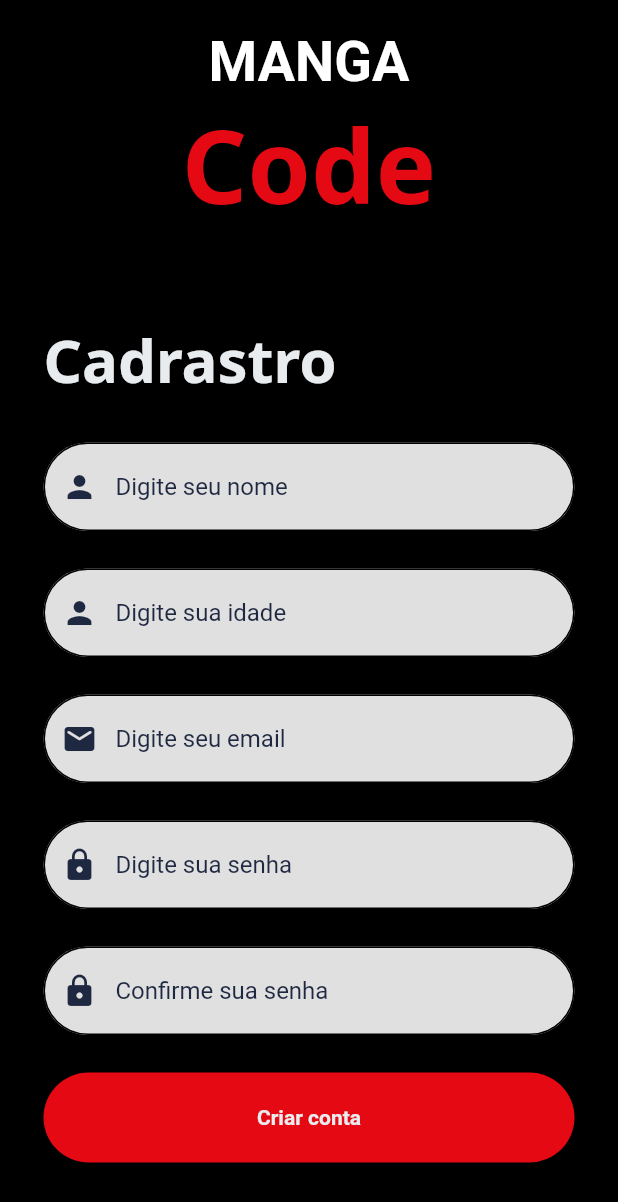
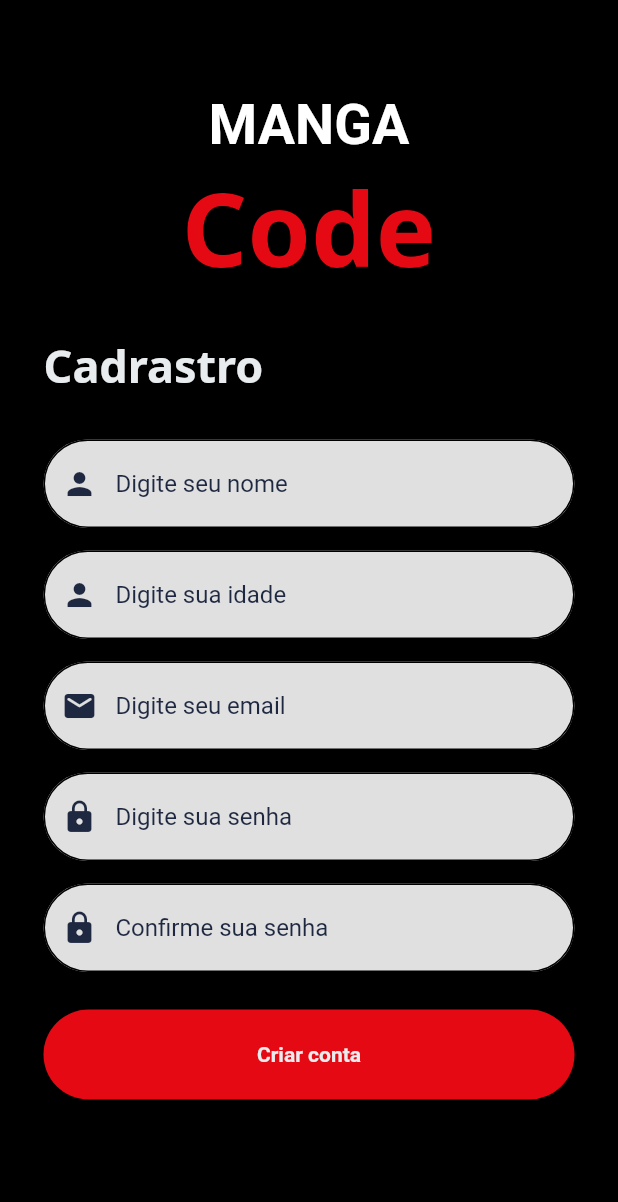
Before and after one commit to Manoel-Moura/Code-Manga, a Flutter app: the cadastro screen opened directly, on a phone screen of 412 x 824 dp. Shown: the top 1202 px of the screen. Run offline on Flutter 3.47's test engine with Material 2 defaults, Android fonts, the phone set to English and light mode, and no system bars; our stand-ins replace google_fonts.

Commit message:
Refatoração para emulação no celular

```diff
--- a/lib/main.dart
+++ b/lib/main.dart
@@ -29,7 +29,7 @@ class CodeManga extends StatefulWidget {
 class _CodeMangaState extends State<CodeManga> {
   @override
   Widget build(BuildContext context) {
-    return cadastro();
-    //return loginPage();
+    // return cadastro();
+    return loginPage();
   }
 }
--- a/lib/screens/cadastroPage.dart
+++ b/lib/screens/cadastroPage.dart
@@ -1,4 +1,4 @@
-import 'dart:html';
+// import 'dart:html';
 
 import 'package:code_manga/consts/colors/colors.dart';
 import 'package:code_manga/widgets/input.dart';
@@ -16,7 +16,7 @@ class cadastro extends StatefulWidget {
 class _cadastroState extends State<cadastro> {
   @override
   Widget build(BuildContext context) {
-    return Scrollbar(
+    return SafeArea(
       child: Scaffold(
         backgroundColor: kBackgroundColor,
         body: Column(
@@ -24,7 +24,7 @@ class _cadastroState extends State<cadastro> {
           crossAxisAlignment: CrossAxisAlignment.start,
           children: [
             Container(
-              margin: const EdgeInsets.only(bottom: 56),
+              margin: const EdgeInsets.only(bottom: 25),
               child: Center(
                 child: Column(
                   children: [
@@ -54,7 +54,7 @@ class _cadastroState extends State<cadastro> {
                 "Cadrastro",
                 style: GoogleFonts.notoSans(
                   fontWeight: FontWeight.bold,
-                  fontSize: 40,
+                  fontSize: 30,
                   color: KText,
                 ),
               ),
@@ -65,7 +65,7 @@ class _cadastroState extends State<cadastro> {
               child: Column(
                 children: [
                   Padding(
-                    padding: EdgeInsets.only(bottom: 25),
+                    padding: EdgeInsets.only(bottom: 15),
                     child: Input(
                       icone: Icons.person,
                       texto: "Digite seu nome",
@@ -73,7 +73,7 @@ class _cadastroState extends State<cadastro> {
                     ),
                   ),
                   Padding(
-                    padding: EdgeInsets.only(bottom: 25),
+                    padding: EdgeInsets.only(bottom: 15),
                     child: Input(
                       icone: Icons.person,
                       texto: "Digite sua idade",
@@ -81,7 +81,7 @@ class _cadastroState extends State<cadastro> {
                     ),
                   ),
                   Padding(
-                    padding: EdgeInsets.only(bottom: 25),
+                    padding: EdgeInsets.only(bottom: 15),
                     child: Input(
                       icone: Icons.email_rounded,
                       texto: "Digite seu email",
@@ -89,7 +89,7 @@ class _cadastroState extends State<cadastro> {
                     ),
                   ),
                   Padding(
-                    padding: EdgeInsets.only(bottom: 25),
+                    padding: EdgeInsets.only(bottom: 15),
                     child: Input(
                       icone: Icons.lock,
                       texto: "Digite sua senha",
--- a/lib/screens/loginPage.dart
+++ b/lib/screens/loginPage.dart
@@ -1,4 +1,4 @@
-import 'dart:html';
+// import 'dart:html';
 
 import 'package:code_manga/consts/colors/colors.dart';
 import 'package:code_manga/widgets/input.dart';
@@ -16,7 +16,8 @@ class loginPage extends StatefulWidget {
 class _loginPageState extends State<loginPage> {
   @override
   Widget build(BuildContext context) {
-    return Scaffold(
+    return SafeArea(
+      child: Scaffold(
         backgroundColor: kBackgroundColor,
         body: Column(
           mainAxisAlignment: MainAxisAlignment.center,
@@ -102,6 +103,7 @@ class _loginPageState extends State<loginPage> {
             ),
           ],
         ),
+      ),
     );
   }
 }
```
Lines whose indentation alone changed are shown as unchanged.
